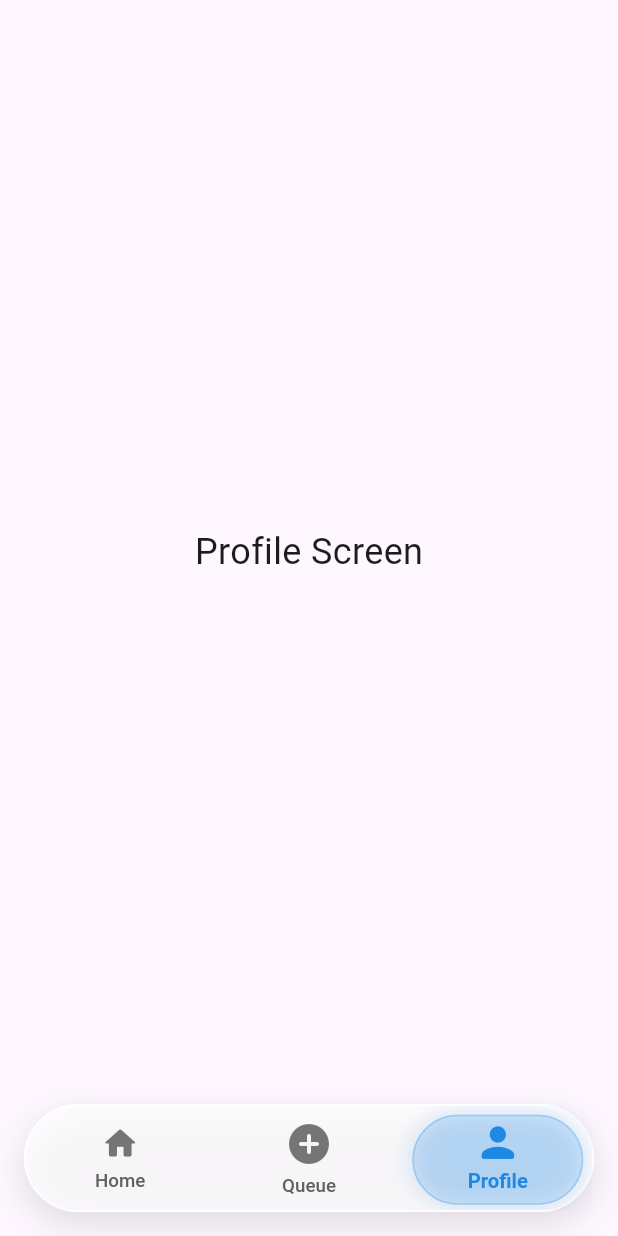
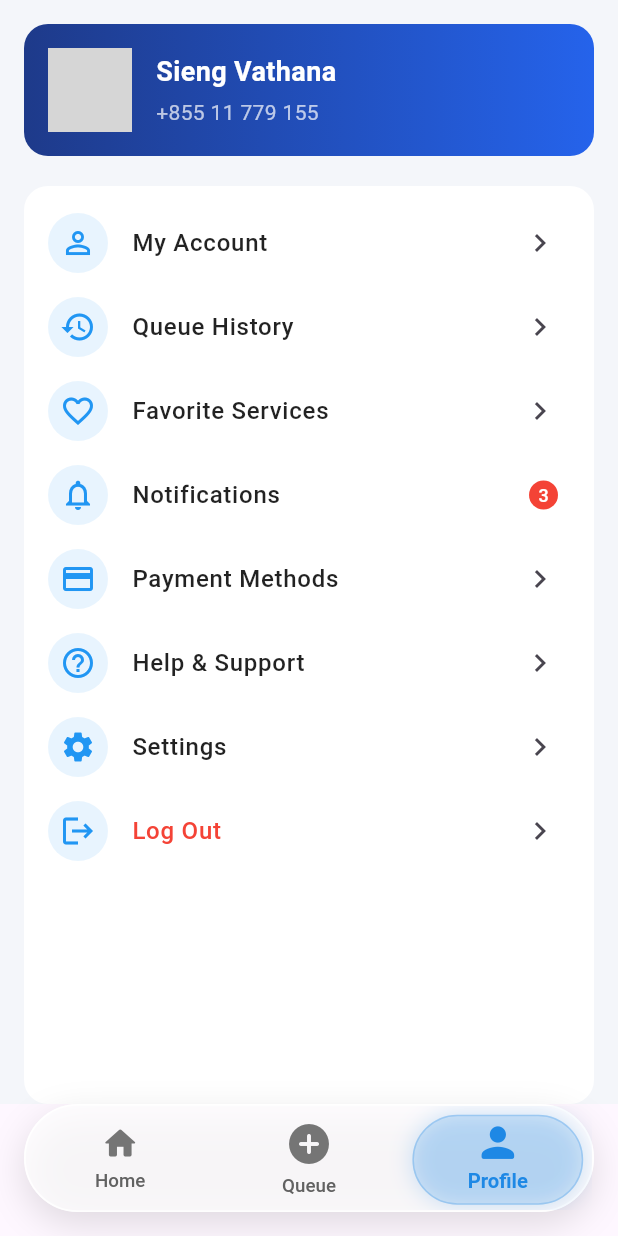
Before and after one commit to VathanaProgrammer/Queue-App, a Flutter app: the screen it shows after launch, item 3 of the bottom bar chosen, on a phone screen of 412 x 824 dp. Run offline on Flutter 3.47's test engine with Material 3 defaults, Android fonts, the phone set to English and light mode, and no system bars; network calls fail; grey boxes are pictures that could not be loaded.

Commit message:
create new profile screen

```diff
--- a/lib/features/navigation/widget/navbar.dart
+++ b/lib/features/navigation/widget/navbar.dart
@@ -30,7 +30,7 @@ class _NavBarScreenState extends State<NavBarScreen> {
           child: Container(
             height: 72,
             decoration: BoxDecoration(
-              color: Colors.white.withOpacity(0.75), // ← Improved
+              color: Colors.white.withOpacity(0.75),
               borderRadius: BorderRadius.circular(50),
               border: Border.all(
                 color: Colors.white.withOpacity(0.9),
--- a/lib/features/profile/presentation/profile.dart
+++ b/lib/features/profile/presentation/profile.dart
@@ -1,13 +1,124 @@
 import 'package:flutter/material.dart';
+import 'package:venqueue/features/profile/widget/profile_item.dart';
 
 class Profilescreen extends StatelessWidget {
   const Profilescreen({super.key});
 
   @override
   Widget build(BuildContext context) {
-    return const Scaffold(
-      body: Center(
-        child: Text("Profile Screen", style: TextStyle(fontSize: 24)),
+    return Scaffold(
+      backgroundColor: const Color(0xFFF4F6FA),
+
+      body: SafeArea(
+        child: Column(
+          children: [
+            const SizedBox(height: 16),
+
+            Container(
+              margin: const EdgeInsets.symmetric(horizontal: 16),
+              padding: const EdgeInsets.all(16),
+              decoration: BoxDecoration(
+                gradient: const LinearGradient(
+                  colors: [Color(0xFF1E3A8A), Color(0xFF2563EB)],
+                ),
+                borderRadius: BorderRadius.circular(16),
+              ),
+              child: Row(
+                children: [
+                  const CircleAvatar(
+                    radius: 28,
+                    backgroundImage: NetworkImage("https://ibb.co/sdng2qF9"),
+                  ),
+                  const SizedBox(width: 16),
+                  const Column(
+                    crossAxisAlignment: CrossAxisAlignment.start,
+                    children: [
+                      Text(
+                        "Sieng Vathana",
+                        style: TextStyle(
+                          color: Colors.white,
+                          fontSize: 18,
+                          fontWeight: FontWeight.bold,
+                        ),
+                      ),
+                      SizedBox(height: 4),
+                      Text(
+                        "+855 11 779 155",
+                        style: TextStyle(color: Colors.white70),
+                      ),
+                    ],
+                  ),
+                ],
+              ),
+            ),
+
+            const SizedBox(height: 20),
+
+            Expanded(
+              child: Container(
+                margin: const EdgeInsets.symmetric(horizontal: 16),
+                padding: const EdgeInsets.symmetric(vertical: 10),
+                decoration: BoxDecoration(
+                  color: Colors.white,
+                  borderRadius: BorderRadius.circular(16),
+                ),
+                child: ListView(
+                  children: [
+                    ProfileItem(
+                      icon: Icons.person_outline,
+                      title: "My Account",
+                      onTap: () {
+                        debugPrint("Go to My Account");
+                      },
+                    ),
+                    ProfileItem(
+                      icon: Icons.history,
+                      title: "Queue History",
+                      onTap: () {
+                        debugPrint("Go to History");
+                      },
+                    ),
+                    ProfileItem(
+                      icon: Icons.favorite_border,
+                      title: "Favorite Services",
+                      onTap: () {},
+                    ),
+                    ProfileItem(
+                      icon: Icons.notifications_none,
+                      title: "Notifications",
+                      badge: "3",
+                      onTap: () {},
+                    ),
+                    ProfileItem(
+                      icon: Icons.credit_card,
+                      title: "Payment Methods",
+                      onTap: () {},
+                    ),
+                    ProfileItem(
+                      icon: Icons.help_outline,
+                      title: "Help & Support",
+                      onTap: () {},
+                    ),
+                    ProfileItem(
+                      icon: Icons.settings,
+                      title: "Settings",
+                      onTap: () {},
+                    ),
+                    ProfileItem(
+                      icon: Icons.logout,
+                      title: "Log Out",
+                      isLogout: true,
+                      onTap: () {
+                        // 👉 logout logic here
+                        debugPrint("Logout clicked");
+                      },
+                    ),
+                  ],
+                ),
+              ),
+            ),
+          ],
+        ),
       ),
     );
   }
--- /dev/null
+++ b/lib/features/profile/widget/profile_item.dart
@@ -0,0 +1,49 @@
+import 'package:flutter/material.dart';
+
+class ProfileItem extends StatelessWidget {
+  final IconData icon;
+  final String title;
+  final String? badge;
+  final bool isLogout;
+  final VoidCallback? onTap;
+
+  const ProfileItem({
+    super.key,
+    required this.icon,
+    required this.title,
+    this.badge,
+    this.isLogout = false,
+    this.onTap,
+  });
+
+  @override
+  Widget build(BuildContext context) {
+    return ListTile(
+      onTap: onTap,
+      leading: CircleAvatar(
+        backgroundColor: Colors.blue.withOpacity(0.1),
+        child: Icon(icon, color: Colors.blue),
+      ),
+      title: Text(
+        title,
+        style: TextStyle(
+          color: isLogout ? Colors.red : Colors.black87,
+          fontWeight: FontWeight.w500,
+        ),
+      ),
+      trailing: badge != null
+          ? Container(
+              padding: const EdgeInsets.all(6),
+              decoration: const BoxDecoration(
+                color: Colors.red,
+                shape: BoxShape.circle,
+              ),
+              child: Text(
+                badge!,
+                style: const TextStyle(color: Colors.white, fontSize: 12),
+              ),
+            )
+          : const Icon(Icons.chevron_right),
+    );
+  }
+}
```
Also changed, not shown: lib/features/splash/presentation/screens/splash_screen.dart (+1 -7 lines).
